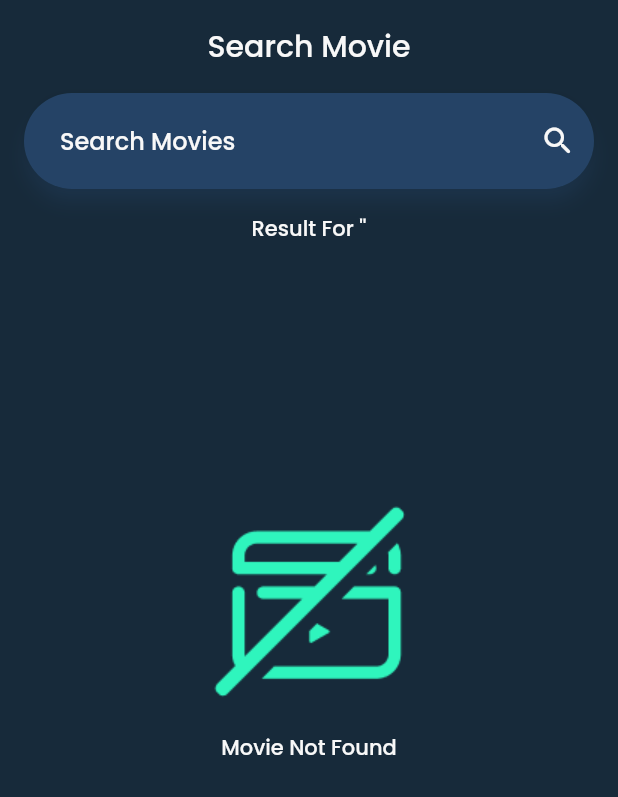
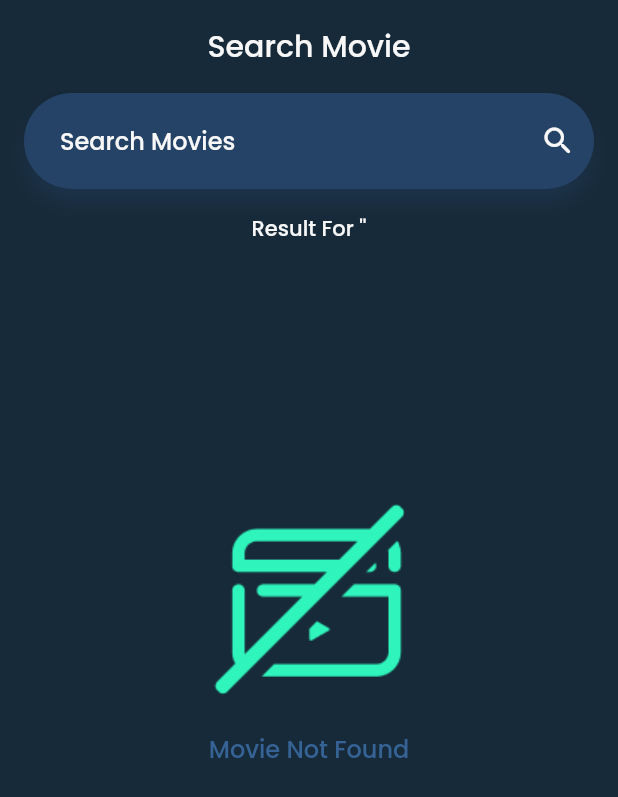
Before and after one commit to fatanabil/watch-list, a Flutter app: the SearchMovie screen opened directly with empty values, on a phone screen of 412 x 824 dp. Shown: the top 797 px of the screen. Run offline on Flutter 3.47's test engine with Material 2 defaults, Android fonts, the phone set to English and light mode, and no system bars; network calls fail.

Commit message:
change font color

```diff
--- a/lib/search_movie.dart
+++ b/lib/search_movie.dart
@@ -151,7 +151,10 @@ class _SearchMovieState extends State<SearchMovie> {
                               Text(
                                 "Movie Not Found",
                                 textAlign: TextAlign.center,
-                                style: mainStyle,
+                                style: mainStyle.copyWith(
+                                  color: lBlue,
+                                  fontSize: 16,
+                                ),
                               ),
                               SizedBox(
                                 height: Size.screenHeight / 5,
```
